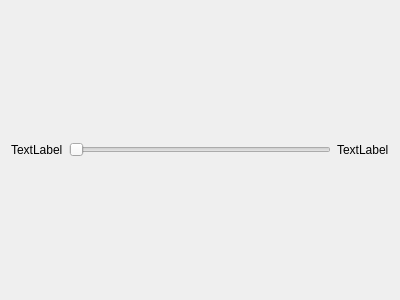
First picture: the form in ibed/corelib/basecontrols/labelslider.ui, repository semerlin/ibed, before the edit.
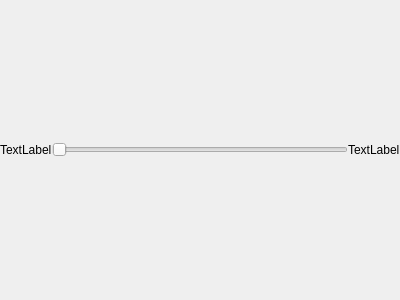
Second picture: the form after the edit.

```diff
--- a/ibed/corelib/basecontrols/labelslider.ui
+++ b/ibed/corelib/basecontrols/labelslider.ui
@@ -14,6 +14,21 @@
    <string>Form</string>
   </property>
   <layout class="QHBoxLayout" name="horizontalLayout">
+   <property name="spacing">
+    <number>0</number>
+   </property>
+   <property name="leftMargin">
+    <number>0</number>
+   </property>
+   <property name="topMargin">
+    <number>0</number>
+   </property>
+   <property name="rightMargin">
+    <number>0</number>
+   </property>
+   <property name="bottomMargin">
+    <number>0</number>
+   </property>
    <item>
     <widget class="QLabel" name="labelInfo">
      <property name="text">
```
